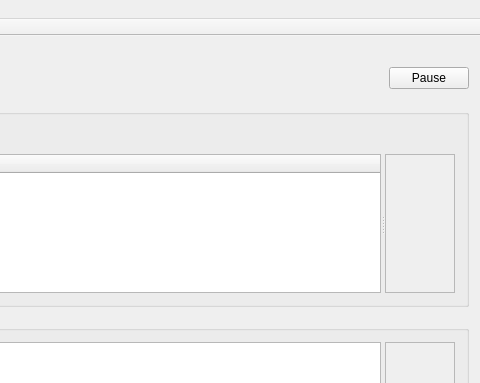
This is dude/MainWindow.ui in westerhofffl/vcard-editor as Qt 5 draws it before an edit; both pictures show x 585 to 1065 and y 0 to 383 of the 1065 by 556 pixel window. The edited form follows.
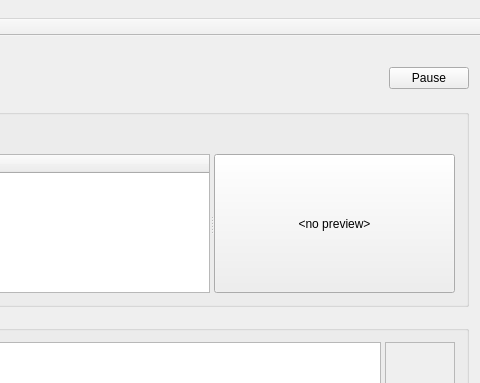
This is the edited form.

The edit to the form file:
```diff
--- a/dude/MainWindow.ui
+++ b/dude/MainWindow.ui
@@ -130,7 +130,7 @@
        <property name="title">
         <string>All files</string>
        </property>
-       <layout class="QGridLayout" name="gridLayout_3">
+       <layout class="QGridLayout" name="gridLayout">
         <item row="0" column="0">
          <widget class="QComboBox" name="filterComboBox">
           <property name="enabled">
@@ -196,27 +196,9 @@
             </property>
            </column>
           </widget>
-          <widget class="QScrollArea" name="scrollArea">
-           <property name="widgetResizable">
-            <bool>true</bool>
-           </property>
-           <widget class="QWidget" name="scrollAreaWidgetContents">
-            <property name="geometry">
-             <rect>
-              <x>0</x>
-              <y>0</y>
-              <width>220</width>
-              <height>153</height>
-             </rect>
-            </property>
-            <layout class="QGridLayout" name="gridLayout">
-             <property name="margin">
-              <number>0</number>
-             </property>
-             <item row="0" column="0">
-              <widget class="QLabel" name="treePreviewLabel">
+          <widget class="QPushButton" name="treePreviewButton">
                <property name="sizePolicy">
-                <sizepolicy hsizetype="Preferred" vsizetype="Preferred">
+            <sizepolicy hsizetype="Minimum" vsizetype="Preferred">
                  <horstretch>0</horstretch>
                  <verstretch>0</verstretch>
                 </sizepolicy>
@@ -224,13 +206,6 @@
                <property name="text">
                 <string>&lt;no preview&gt;</string>
                </property>
-               <property name="scaledContents">
-                <bool>false</bool>
-               </property>
-              </widget>
-             </item>
-            </layout>
-           </widget>
           </widget>
          </widget>
         </item>
```
Lines whose indentation alone changed are shown as unchanged.
